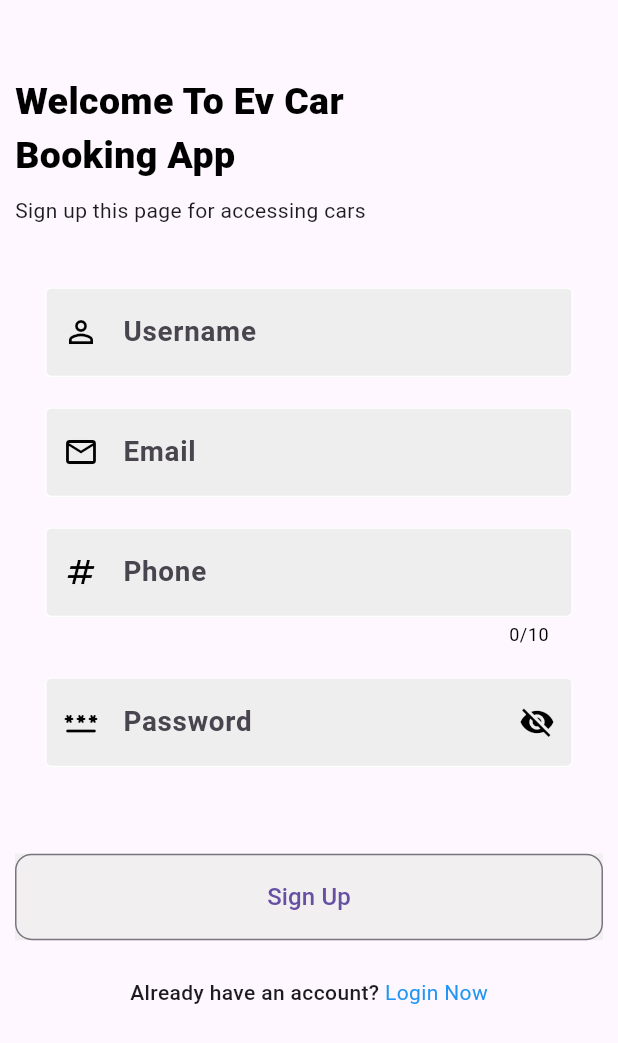
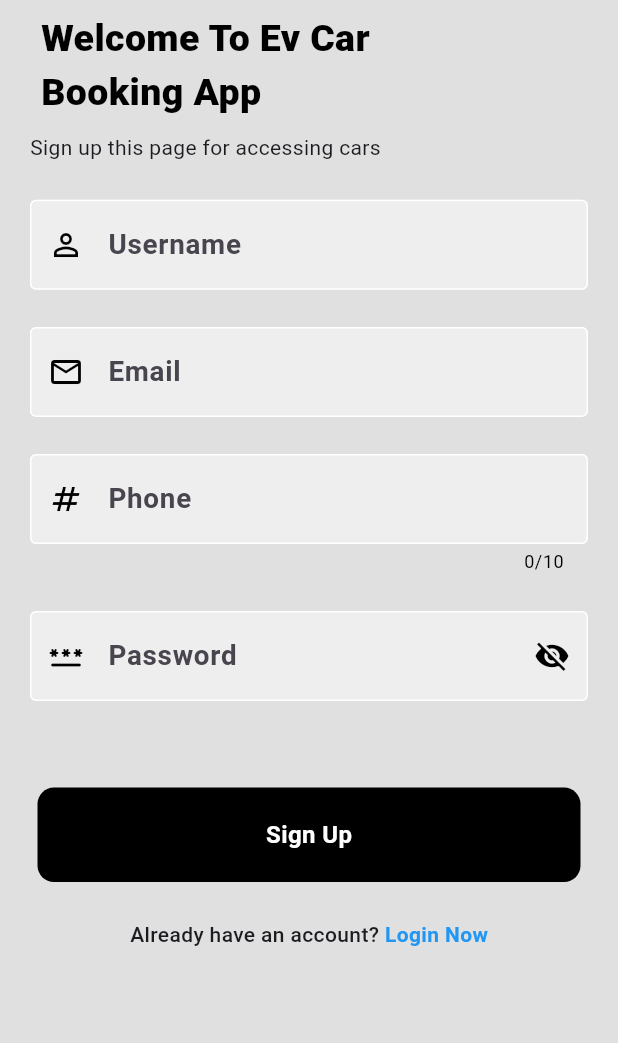
Before and after one commit to safvansafvan/Nexon_ev_booking_app, a Flutter app: the RegisterScreen screen opened directly, on a phone screen of 412 x 824 dp. Shown: the top 1043 px of the screen. Run offline on Flutter 3.47's test engine with Material 2 defaults, Android fonts, the phone set to English and light mode, and no system bars; our stand-ins replace animated_custom_dropdown, awesome_dialog, email_validator, emoji_picker_flutter, flutter_map, fluttertoast and 13 more; missing offline and left inert: razorpay_flutter, sticky_grouped_list, syncfusion_flutter_pdfviewer; accounts and stored records are empty; network calls fail; Roboto replaces fonts that are missing (Philosopher); project files that could hold a hidden picture were left out.

Commit message:
key problem solved

```diff
--- a/lib/apiservice/auth/forgot_p_service.dart
+++ b/lib/apiservice/auth/forgot_p_service.dart
@@ -63,7 +63,7 @@ class ForgotPasswordService {
           Navigator.push(
             context,
             MaterialPageRoute(
-              builder: (context) => const LoginPage(),
+              builder: (context) => LoginPage(),
             ),
           );
           snackBarWidget(
--- a/lib/controller/providers/authentication/forgot_password.dart
+++ b/lib/controller/providers/authentication/forgot_password.dart
@@ -6,7 +6,6 @@ class ForgotPasswordProvider extends ChangeNotifier {
   bool isLoadingEmailSend = false;
   bool isLoadingotp = false;
   final key6 = GlobalKey<FormState>();
-  final key5 = GlobalKey<FormState>();
   TextEditingController emailController = TextEditingController();
 
   TextEditingController passwordController = TextEditingController();
--- a/lib/controller/providers/authentication/login.dart
+++ b/lib/controller/providers/authentication/login.dart
@@ -5,7 +5,6 @@ import 'package:flutter/material.dart';
 class LoginProvider extends ChangeNotifier {
   TextEditingController emailController = TextEditingController();
   TextEditingController passwordCntrlr = TextEditingController();
-  GlobalKey<FormState> formKey1 = GlobalKey<FormState>();
   bool isLoading = false;
 
   bool _passwordVisibility = true;
--- a/lib/controller/providers/splash.dart
+++ b/lib/controller/providers/splash.dart
@@ -13,7 +13,7 @@ class SplashProvider with ChangeNotifier {
       Navigator.pushReplacement(
         ctx,
         MaterialPageRoute(builder: (context) {
-          return const LoginPage();
+          return LoginPage();
         }),
       );
     } else {
@@ -22,7 +22,7 @@ class SplashProvider with ChangeNotifier {
         Navigator.pushReplacement(
           ctx,
           MaterialPageRoute(builder: (context) {
-            return const LoginPage();
+            return LoginPage();
           }),
         );
       } else {
--- a/lib/presentation/screens/authentication/otp_verify.dart
+++ b/lib/presentation/screens/authentication/otp_verify.dart
@@ -1,5 +1,4 @@
 import 'package:bookingapp/controller/providers/authentication/otp_provider.dart';
-import 'package:bookingapp/presentation/screens/authentication/widget/image_widget.dart';
 import 'package:bookingapp/presentation/screens/authentication/widget/otp_text_field.dart';
 import 'package:flutter/material.dart';
 import 'package:lottie/lottie.dart';
@@ -104,7 +103,6 @@ class OtpScreen extends StatelessWidget {
                             SizedBox(
                               height: screenHeight * 0.09,
                             ),
-                            const ImageWidget(image: "assets/nexonOt.webp")
                           ],
                         ),
                       ),
--- a/lib/presentation/screens/authentication/register.dart
+++ b/lib/presentation/screens/authentication/register.dart
@@ -17,6 +17,7 @@ class RegisterScreen extends StatelessWidget {
     var screenHeight = MediaQuery.of(context).size;
 
     return Scaffold(
+      backgroundColor: loginBackground,
       body: SafeArea(
         child: Consumer<OtpProvider>(builder: (context, value, _) {
           return value.isLoading
@@ -25,14 +26,14 @@ class RegisterScreen extends StatelessWidget {
                 )
               : Form(
                   key: signUpProvider.formKey2,
-                  child: ListView(
-                    children: [
-                      Padding(
-                        padding: const EdgeInsets.only(
-                            left: 10, right: 10, top: 50, bottom: 10),
-                        child: SizedBox(
+                  child: SingleChildScrollView(
                     child: Column(
                       crossAxisAlignment: CrossAxisAlignment.start,
+                      children: [
+                        CustomHeight.heightTen(context),
+                        Container(
+                          margin: const EdgeInsets.symmetric(horizontal: 20),
+                          child: Column(
                             children: [
                               Text(
                                 "Welcome To Ev Car\nBooking App",
@@ -41,14 +42,13 @@ class RegisterScreen extends StatelessWidget {
                                     color: kBlack,
                                     size: 25),
                               ),
-                              SizedBox(
-                                height: screenHeight.height * 0.01,
-                              ),
+                              CustomHeight.heightTen(context),
                               const Text(
                                   "Sign up this page for accessing cars"),
-                              SizedBox(
-                                height: screenHeight.height * 0.05,
+                            ],
                           ),
+                        ),
+                        CustomHeight.commonHeightz(context),
                         TextFormLogin(
                           controller: signUpProvider.usernameController,
                           hintText: "Username",
@@ -59,7 +59,7 @@ class RegisterScreen extends StatelessWidget {
                             Icons.person_outline,
                           ),
                         ),
-                              commonHeight,
+                        CustomHeight.commonHeightz(context),
                         TextFormLogin(
                           controller: signUpProvider.emailController,
                           hintText: "Email",
@@ -70,7 +70,7 @@ class RegisterScreen extends StatelessWidget {
                             Icons.email_outlined,
                           ),
                         ),
-                              commonHeight,
+                        CustomHeight.commonHeightz(context),
                         TextFormLogin(
                           controller: signUpProvider.phoneController,
                           hintText: "Phone",
@@ -82,7 +82,7 @@ class RegisterScreen extends StatelessWidget {
                             Icons.numbers_outlined,
                           ),
                         ),
-                              commonHeight,
+                        CustomHeight.commonHeightz(context),
                         TextFormLogin(
                           controller: signUpProvider.passwordController,
                           hintText: "Password",
@@ -97,17 +97,8 @@ class RegisterScreen extends StatelessWidget {
                         SizedBox(
                           height: screenHeight.height * 0.07,
                         ),
-                              Container(
-                                width: double.infinity,
-                                height: screenHeight.height * 0.07,
-                                color: const Color.fromARGB(255, 241, 239, 239),
-                                child: OutlinedButton(
-                                  style: ButtonStyle(
-                                    shape: MaterialStateProperty.all(
-                                        RoundedRectangleBorder(
-                                            borderRadius: radiusTen)),
-                                  ),
-                                  onPressed: () async {
+                        InkWell(
+                          onTap: () async {
                             if (signUpProvider.formKey2.currentState!
                                 .validate()) {
                               await context
@@ -115,25 +106,30 @@ class RegisterScreen extends StatelessWidget {
                                   .signUpButtonClick(context);
                             }
                           },
+                          child: Container(
+                            padding: const EdgeInsets.all(20),
+                            margin: const EdgeInsets.symmetric(horizontal: 25),
+                            decoration: BoxDecoration(
+                                color: kBlack, borderRadius: radiusTen),
+                            child: Center(
                               child: Text(
                                 'Sign Up',
                                 style: textStyleFuc(
-                                        weight: FontWeight.w500,
-                                        color: null,
+                                    weight: FontWeight.bold,
+                                    color: kwhite,
                                     size: 16),
                               ),
                             ),
                           ),
-                              SizedBox(
-                                height: screenHeight.height * 0.03,
                         ),
+                        CustomHeight.commonHeightz(context),
                         InkWell(
                           onTap: () {
                             Navigator.push(
                               context,
                               MaterialPageRoute(
                                 builder: (context) {
-                                        return const LoginPage();
+                                  return LoginPage();
                                 },
                               ),
                             );
@@ -143,22 +139,18 @@ class RegisterScreen extends StatelessWidget {
                             children: [
                               const Text(
                                 "Already have an account? ",
-                                      style: TextStyle(
-                                          fontWeight: FontWeight.w500),
+                                style: TextStyle(fontWeight: FontWeight.w500),
                               ),
                               Text("Login Now",
                                   style: textStyleFuc(
-                                            weight: null,
+                                      weight: FontWeight.w600,
                                       color: Colors.blue,
                                       size: 14))
                             ],
                           ),
-                              )
+                        ),
                       ],
                     ),
-                        ),
-                      ),
-                    ],
                   ),
                 );
         }),
--- a/lib/presentation/screens/settings/widget/settings_fied.dart
+++ b/lib/presentation/screens/settings/widget/settings_fied.dart
@@ -104,7 +104,7 @@ class SettingsFieldWidget extends StatelessWidget {
     Navigator.pushAndRemoveUntil(
         context,
         MaterialPageRoute(
-          builder: (context) => const LoginPage(),
+          builder: (context) => LoginPage(),
         ),
         (route) => false);
     Provider.of<ContinueWithGoogleProvider>(context, listen: false).logout();
--- a/lib/presentation/widgets/login_dialog.dart
+++ b/lib/presentation/widgets/login_dialog.dart
@@ -22,7 +22,7 @@ void loginReqDialog(context) {
               Navigator.pushAndRemoveUntil(
                   context,
                   MaterialPageRoute(
-                    builder: (context) => const LoginPage(),
+                    builder: (context) => LoginPage(),
                   ),
                   (route) => false);
             },
```
Also changed, not shown: lib/controller/core/debouncer.dart (added, +14 -0 lines), lib/presentation/screens/authentication/forgot_password/forgot_password.dart (renamed from lib/presentation/screens/authentication/forgot_password/forgot_otp.dart, +35 -18 lines), lib/presentation/screens/authentication/login.dart (+8 -19 lines), lib/presentation/screens/authentication/widget/image_widget.dart (deleted, +0 -27 lines), lib/presentation/screens/map/map_screen.dart (+9 -1 lines). Lines whose indentation alone changed are shown as unchanged.
